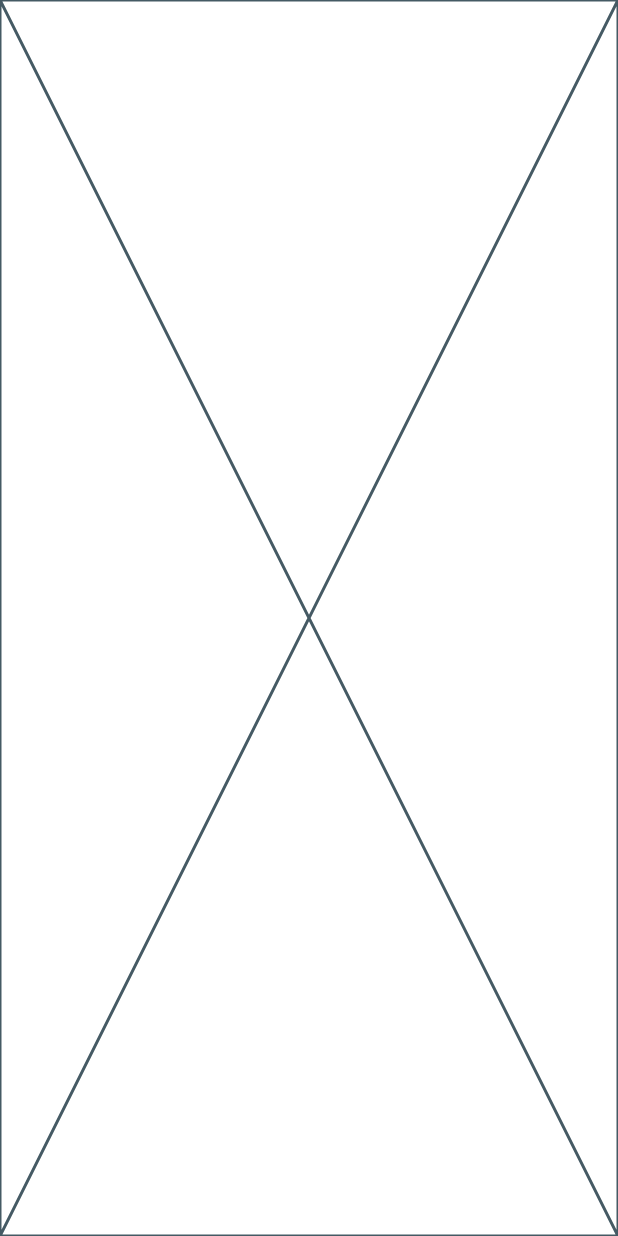
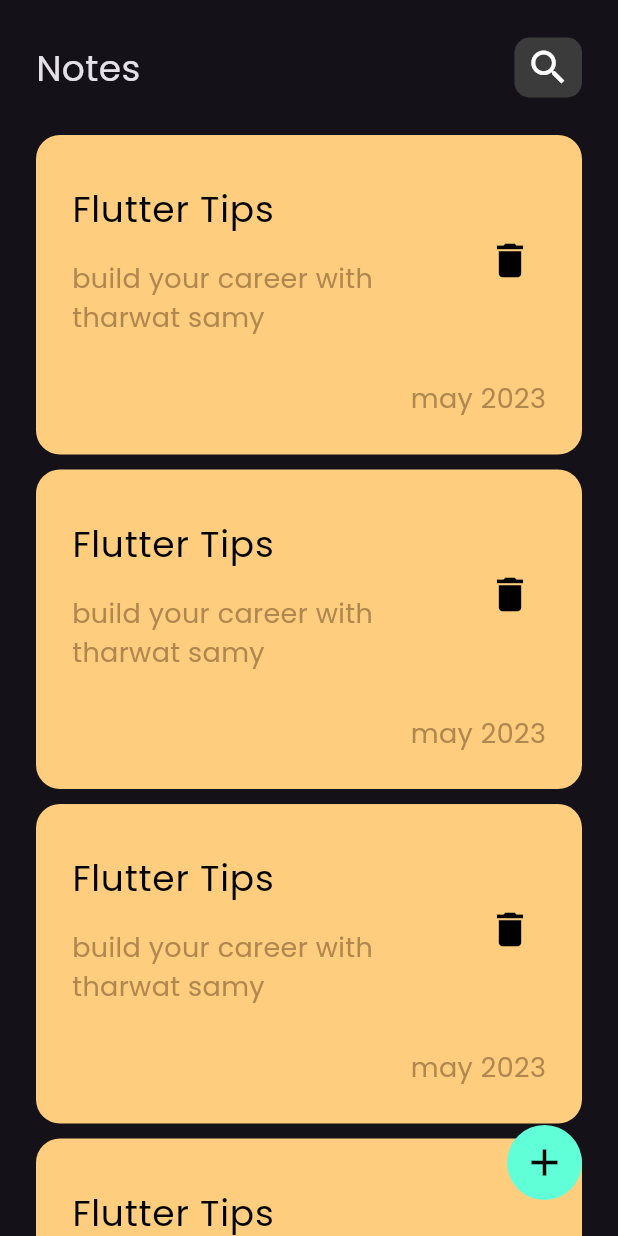
Before and after one commit to 01273904861/notes_app, a Flutter app: the screen it shows after launch, on a phone screen of 412 x 824 dp. Run offline on Flutter 3.47's test engine with Material 3 defaults, Android fonts, the phone set to English and light mode, and no system bars.

Commit message:
items listview

```diff
--- a/lib/main.dart
+++ b/lib/main.dart
@@ -1,13 +1,25 @@
 import 'package:flutter/material.dart';
+import 'package:notes_app/views/home_view.dart';
+import 'package:notes_app/widgets/add_icon.dart';
 
 void main() {
   runApp(const NotesApp());
 }
+
 class NotesApp extends StatelessWidget {
   const NotesApp({super.key});
 
   @override
   Widget build(BuildContext context) {
-    return const Placeholder();
+    return MaterialApp(
+        debugShowCheckedModeBanner: false,
+        theme: ThemeData(
+          fontFamily: 'poppins',
+          brightness: Brightness.dark,
+        ),
+        home: Scaffold(
+          body: HomeView(),
+          floatingActionButton: AddIcon(),
+        ));
   }
 }
--- /dev/null
+++ b/lib/views/home_view.dart
@@ -0,0 +1,27 @@
+import 'package:flutter/cupertino.dart';
+import 'package:flutter/material.dart';
+import 'package:flutter/widgets.dart';
+import 'package:notes_app/widgets/custom_appbar.dart';
+import 'package:notes_app/widgets/notes_listview.dart';
+
+class HomeView extends StatelessWidget {
+  const HomeView({super.key});
+
+  @override
+  Widget build(BuildContext context) {
+    return Padding(
+      padding: const EdgeInsets.only(top: 25, right: 24, left: 24),
+      child: Column(
+        children: [
+          const CustomAppBar(),
+          SizedBox(
+            height: 20,
+          ),
+          Expanded(
+            child: NotesListView(),
+          ),
+        ],
+      ),
+    );
+  }
+}
--- /dev/null
+++ b/lib/widgets/add_icon.dart
@@ -0,0 +1,28 @@
+import 'package:flutter/material.dart';
+
+class AddIcon extends StatelessWidget {
+  const AddIcon({
+    super.key,
+  });
+
+  @override
+  Widget build(BuildContext context) {
+    return IconButton(
+        onPressed: () {},
+        icon: Container(
+          width: 50,
+          height: 50,
+          decoration: BoxDecoration(
+            color: const Color(0xff61FFD8),
+            borderRadius: BorderRadius.circular(25),
+          ),
+          child: const Center(
+            child: Icon(
+              color: Colors.black,
+              Icons.add,
+              size: 30,
+            ),
+          ),
+        ),);
+  }
+}
--- /dev/null
+++ b/lib/widgets/custom_appbar.dart
@@ -0,0 +1,23 @@
+
+import 'package:flutter/material.dart';
+import 'package:notes_app/widgets/search_icon.dart';
+
+class CustomAppBar extends StatelessWidget {
+  const CustomAppBar({
+    super.key,
+  });
+
+  @override
+  Widget build(BuildContext context) {
+    return Row(
+      mainAxisAlignment: MainAxisAlignment.spaceBetween,
+      children: [
+        Text(
+          'Notes',
+          style: TextStyle(fontSize: 24),
+        ),
+        SearchIcon(),
+      ],
+    );
+  }
+}
--- /dev/null
+++ b/lib/widgets/custom_note_item.dart
@@ -0,0 +1,93 @@
+import 'package:flutter/material.dart';
+
+class CustomNoteItem extends StatelessWidget {
+  const CustomNoteItem({super.key});
+
+  @override
+  Widget build(BuildContext context) {
+    return Container(
+      margin: const EdgeInsets.symmetric(vertical: 5),
+      padding: const EdgeInsets.all(24),
+      decoration: BoxDecoration(
+        borderRadius: BorderRadius.circular(16),
+        color: const Color(0xffFECD7E),
+      ),
+      child: Column(
+        crossAxisAlignment: CrossAxisAlignment.end,
+        children: [
+          ListTile(
+            contentPadding: EdgeInsets.zero,
+            title: Text(
+              'Flutter Tips',
+              style: TextStyle(
+                color: Colors.black,
+                fontSize: 24,
+              ),
+            ),
+            subtitle: Padding(
+              padding: const EdgeInsets.only(top: 15),
+              child: Text(
+                'build your career with\ntharwat samy',
+                style: TextStyle(
+                  color: Color(0xffB0874E),
+                  fontSize: 18,
+                ),
+              ),
+            ),
+            trailing: IconButton(
+              onPressed: () {},
+              icon: const Icon(
+                Icons.delete,
+                size: 30,
+                color: Colors.black,
+              ),
+            ),
+          ),
+          const SizedBox(
+            height: 20,
+          ),
+          const Text(
+            'may 2023',
+            style: TextStyle(
+              color: Color(0xffB0874E),
+              fontSize: 18,
+            ),
+          ),
+        ],
+      ),
+    );
+  }
+}
+
+
+     // Row(
+          //   children: [
+          //     Column(
+          //       crossAxisAlignment: CrossAxisAlignment.start,
+          //       children: [
+          //         Text(
+          //           'Flutter Tips',
+          //           style: TextStyle(
+          //             color: Colors.black,
+          //             fontSize: 24,
+          //           ),
+          //         ),
+          //         SizedBox(height: 10),
+          //         Text(
+          //           'build your career with',
+          //           style: TextStyle(
+          //             color: Color(0xffB0874E),
+          //             fontSize: 18,
+          //           ),
+          //         ),
+
+          //       ],
+          //     ),
+          //     Spacer(),
+          //     Icon(
+          //       Icons.delete,
+          //       size: 40,
+          //       color: Colors.black,
+          //     )
+          //   ],
+          // ),
--- /dev/null
+++ b/lib/widgets/notes_listview.dart
@@ -0,0 +1,17 @@
+import 'package:flutter/material.dart';
+import 'package:notes_app/widgets/custom_note_item.dart';
+
+class NotesListView extends StatelessWidget {
+  const NotesListView({
+    super.key,
+  });
+
+  @override
+  Widget build(BuildContext context) {
+    return ListView.builder(
+        itemCount: 20,
+        itemBuilder: (context, i) {
+          return CustomNoteItem();
+        });
+  }
+}
--- /dev/null
+++ b/lib/widgets/search_icon.dart
@@ -0,0 +1,26 @@
+
+import 'package:flutter/material.dart';
+
+class SearchIcon extends StatelessWidget {
+  const SearchIcon({
+    super.key,
+  });
+
+  @override
+  Widget build(BuildContext context) {
+    return Container(
+      width: 45,
+      height: 40,
+      decoration: BoxDecoration(
+        color: const Color(0xff3B3B3B),
+        borderRadius: BorderRadius.circular(10),
+      ),
+      child: const Center(
+        child: Icon(
+          Icons.search,
+          size: 30,
+        ),
+      ),
+    );
+  }
+}
```
Also changed, not shown: pubspec.yaml (+7 -16 lines), assets/fonts/Poppins-Regular.ttf (added).
